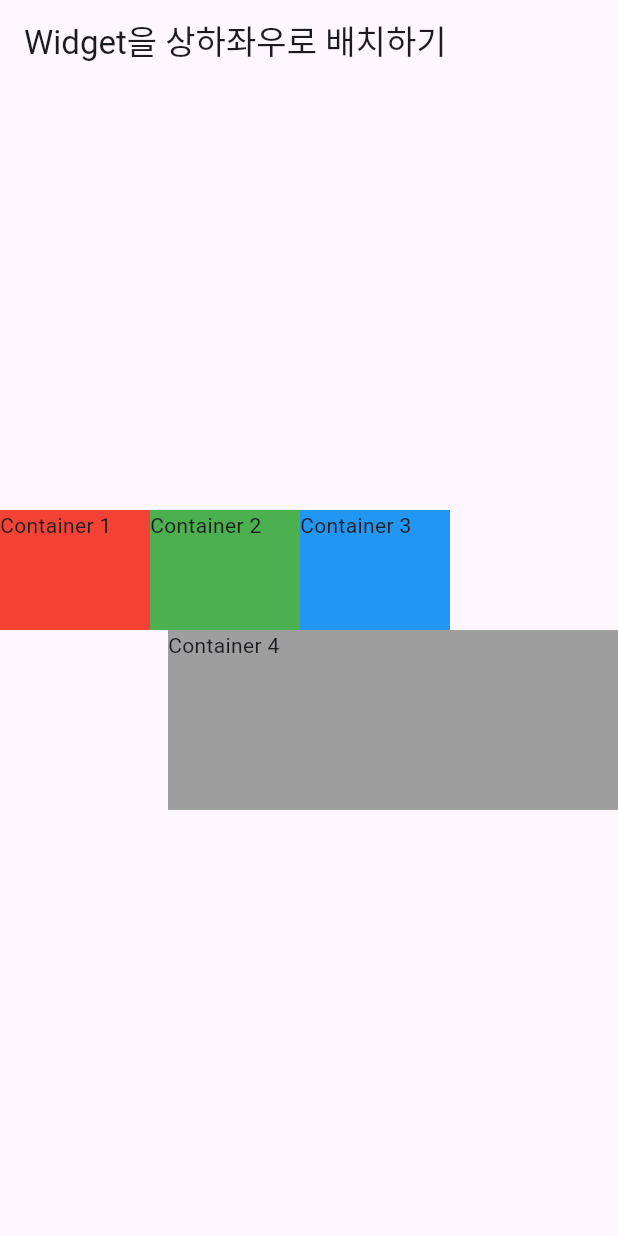
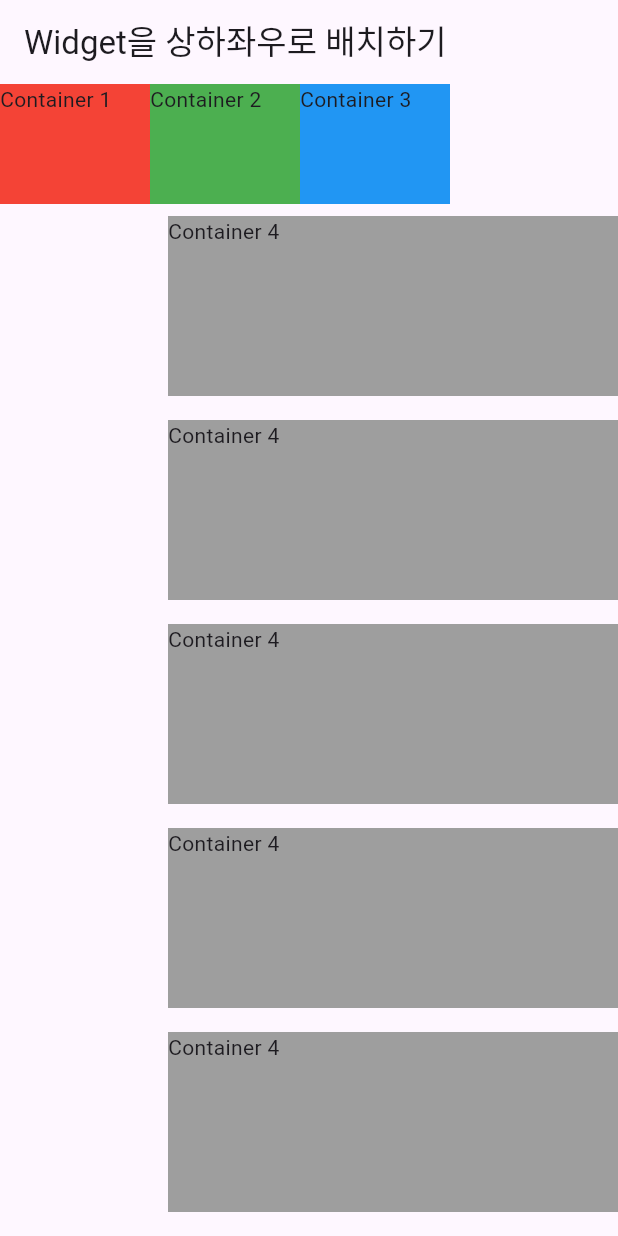
Before and after one commit to Do-Boo/github-test, a Flutter app: the screen it shows after launch, on a phone screen of 412 x 824 dp. Run offline on Flutter 3.47's test engine with Material 3 defaults, Android fonts, the phone set to English and light mode, and no system bars.

Commit message:
2024.4.3.(수) 13:00 스크롤

```diff
--- a/lib/main.dart
+++ b/lib/main.dart
@@ -18,7 +18,8 @@ class Body extends StatelessWidget {
 
   @override
   Widget build(BuildContext context) {
-    return Column(
+    return SingleChildScrollView(
+      child: Column(
         mainAxisAlignment: MainAxisAlignment.center,
         crossAxisAlignment: CrossAxisAlignment.end,
         children: [
@@ -50,9 +51,67 @@ class Body extends StatelessWidget {
             width: 300,
             height: 120,
             color: Colors.grey,
+            margin: EdgeInsets.symmetric(vertical: 8),
             child: Text("Container 4"),
-        )
+          ),
+          Container(
+            width: 300,
+            height: 120,
+            color: Colors.grey,
+            margin: EdgeInsets.symmetric(vertical: 8),
+            child: Text("Container 4"),
+          ),
+          Container(
+            width: 300,
+            height: 120,
+            color: Colors.grey,
+            margin: EdgeInsets.symmetric(vertical: 8),
+            child: Text("Container 4"),
+          ),
+          Container(
+            width: 300,
+            height: 120,
+            color: Colors.grey,
+            margin: EdgeInsets.symmetric(vertical: 8),
+            child: Text("Container 4"),
+          ),
+          Container(
+            width: 300,
+            height: 120,
+            color: Colors.grey,
+            margin: EdgeInsets.symmetric(vertical: 8),
+            child: Text("Container 4"),
+          ),
+          Container(
+            width: 300,
+            height: 120,
+            color: Colors.grey,
+            margin: EdgeInsets.symmetric(vertical: 8),
+            child: Text("Container 4"),
+          ),
+          Container(
+            width: 300,
+            height: 120,
+            color: Colors.grey,
+            margin: EdgeInsets.symmetric(vertical: 8),
+            child: Text("Container 4"),
+          ),
+          Container(
+            width: 300,
+            height: 120,
+            color: Colors.grey,
+            margin: EdgeInsets.symmetric(vertical: 8),
+            child: Text("Container 4"),
+          ),
+          Container(
+            width: 300,
+            height: 120,
+            color: Colors.grey,
+            margin: EdgeInsets.symmetric(vertical: 8),
+            child: Text("Container 4"),
+          ),
         ]
+      ),
     );
   }
 }
```
Lines whose indentation alone changed are shown as unchanged.
